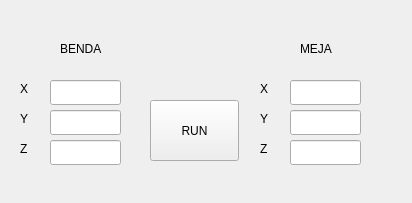
The window that scara_like/src/gui.ui (ahmaddidiks/robot) describes before a commit, drawn with Qt 5.
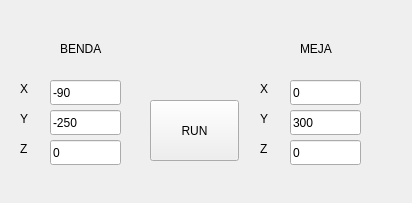
The same window after the commit.

Patch:
```diff
--- a/scara_like/src/gui.ui
+++ b/scara_like/src/gui.ui
@@ -62,6 +62,9 @@
       <height>25</height>
      </rect>
     </property>
+    <property name="text">
+     <string>-90</string>
+    </property>
    </widget>
    <widget class="QLineEdit" name="y_benda">
     <property name="geometry">
@@ -72,6 +75,9 @@
       <height>25</height>
      </rect>
     </property>
+    <property name="text">
+     <string>-250</string>
+    </property>
    </widget>
    <widget class="QLineEdit" name="z_benda">
     <property name="geometry">
@@ -82,6 +88,9 @@
       <height>25</height>
      </rect>
     </property>
+    <property name="text">
+     <string>0</string>
+    </property>
    </widget>
    <widget class="QPushButton" name="run">
     <property name="geometry">
@@ -131,6 +140,9 @@
       <height>25</height>
      </rect>
     </property>
+    <property name="text">
+     <string>300</string>
+    </property>
    </widget>
    <widget class="QLineEdit" name="z_meja">
     <property name="geometry">
@@ -141,6 +153,9 @@
       <height>25</height>
      </rect>
     </property>
+    <property name="text">
+     <string>0</string>
+    </property>
    </widget>
    <widget class="QLabel" name="label_6">
     <property name="geometry">
@@ -164,6 +179,9 @@
       <height>25</height>
      </rect>
     </property>
+    <property name="text">
+     <string>0</string>
+    </property>
    </widget>
    <widget class="QLabel" name="label_7">
     <property name="geometry">
```
